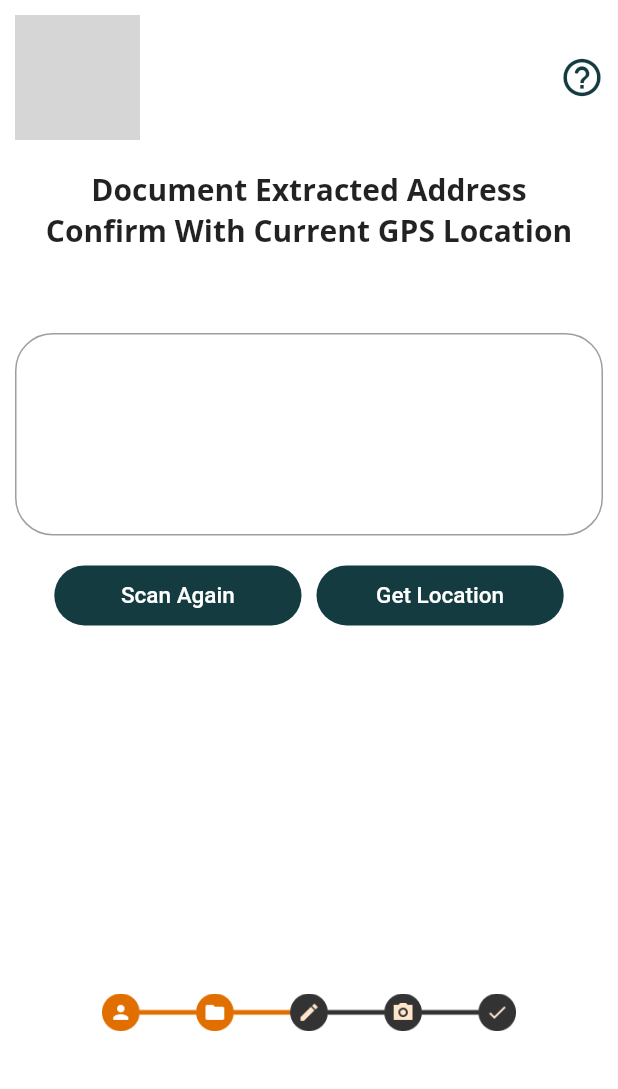
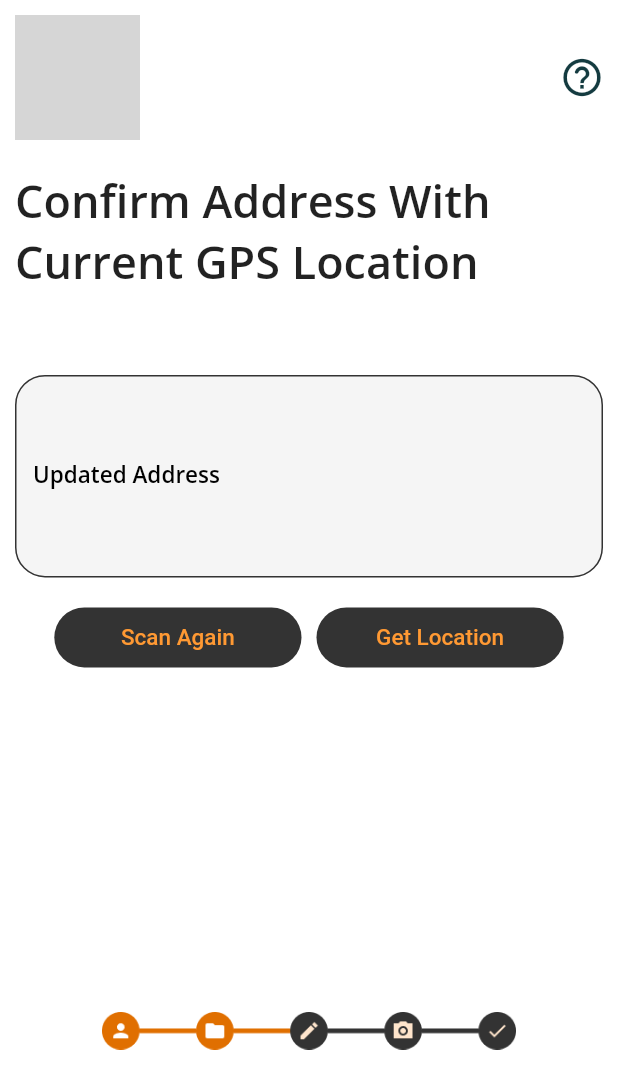
Before and after one commit to Aficionado45/Aadhaar_Address_Update, a Flutter app: the cnfrmAddress screen opened by its route, on a phone screen of 412 x 824 dp. Shown: the top 1089 px of the screen. Run offline on Flutter 3.47's test engine with Material 2 defaults, Android fonts, the phone set to English and light mode, and no system bars; our stand-ins replace cloud_firestore, firebase_core, firebase_storage, image_cropper, image_picker, local_auth and 3 more; missing offline and left inert: firebase_ml_vision, geocoder; accounts and stored records are empty; statements that could not run were skipped; project files that could hold a hidden picture were left out; grey boxes are pictures that could not be loaded.

Commit message:
Confirm Address done

```diff
--- a/lib/screens/confirm_address.dart
+++ b/lib/screens/confirm_address.dart
@@ -68,10 +68,15 @@ class _cnfrmAddressState extends State<cnfrmAddress> {
                 child: Column(
                   mainAxisAlignment: MainAxisAlignment.center,
                   children: [
-                    Text("Document Extracted Address", style: kHeaderStyle),
-                    Text(
-                      "Confirm With Current GPS Location",
-                      style: kHeaderStyle,
+                    Align(
+                      alignment: Alignment.centerLeft,
+                        child: Text(
+                            "Confirm Address With Current GPS Location",
+                          style: TextStyle(
+                              fontSize: 30,
+                              fontFamily: "Open Sans",
+                              fontWeight: FontWeight.w600),
+                        ),
                     ),
                     SizedBox(
                       height: MediaQuery.of(context).size.height / 15,
@@ -86,9 +91,22 @@ class _cnfrmAddressState extends State<cnfrmAddress> {
                         setState(() {});
                       },
                       decoration: new InputDecoration(
-                        border: new OutlineInputBorder(
-                          borderRadius: new BorderRadius.circular(25.0),
-                          borderSide: new BorderSide(),
+                        enabledBorder: OutlineInputBorder(
+                          borderSide: BorderSide(color: kButton),
+                          borderRadius: BorderRadius.all(Radius.circular(20.0)),
+                        ),
+                        focusedBorder: OutlineInputBorder(
+                          borderSide: BorderSide(color: kButtonText),
+                          borderRadius: BorderRadius.all(Radius.circular(20.0)),
+                        ),
+                        filled: true,
+                        focusColor: kButtonText,
+                        labelText: 'Updated Address',
+                        labelStyle: TextStyle(
+                          color: Colors.black,
+                          fontWeight: FontWeight.w600,
+                          fontFamily: 'Open Sans',
+                          fontSize: 15,
                         ),
                         //fillColor: Colors.green
                       ),
@@ -101,7 +119,7 @@ class _cnfrmAddressState extends State<cnfrmAddress> {
                       children: [
                         Container(
                           decoration: BoxDecoration(
-                            color: Color(0xFF143B40),
+                            color: kButton,
                             borderRadius: BorderRadius.all(Radius.circular(20)),
                           ),
                           alignment: FractionalOffset.center,
@@ -118,7 +136,7 @@ class _cnfrmAddressState extends State<cnfrmAddress> {
                             child: Text(
                               "Scan Again",
                               style: TextStyle(
-                                color: Colors.white,
+                                color: kButtonText,
                                 fontSize: 15,
                               ),
                             ),
@@ -130,7 +148,7 @@ class _cnfrmAddressState extends State<cnfrmAddress> {
                         if (state == AppState.free)
                           Container(
                             decoration: BoxDecoration(
-                              color: Color(0xFF143B40),
+                              color: kButton,
                               borderRadius:
                                   BorderRadius.all(Radius.circular(20)),
                             ),
@@ -146,7 +164,7 @@ class _cnfrmAddressState extends State<cnfrmAddress> {
                                     await getlocation(widget.address);
                                 print(_distanceinmeters);
                                 setState(() {
-                                  state = _distanceinmeters > 900
+                                  state = _distanceinmeters > 1000
                                       ? AppState.unsuccessful
                                       : AppState.comparedlocation;
                                   isAsync = false;
@@ -155,7 +173,7 @@ class _cnfrmAddressState extends State<cnfrmAddress> {
                               child: Text(
                                 "Get Location",
                                 style: TextStyle(
-                                  color: Colors.white,
+                                  color: kButtonText,
                                   fontSize: 15,
                                 ),
                               ),
@@ -202,19 +220,31 @@ class _cnfrmAddressState extends State<cnfrmAddress> {
                       Text(
                         "Discrepancy: $_distanceinmeters meters",
                         textAlign: TextAlign.center,
+                        style: TextStyle(
+                            color: Colors.red,
+                            fontFamily: 'Open Sans',
+                            fontWeight: FontWeight.bold),
                       ),
                     if (state == AppState.unsuccessful)
                       Text(
                         "The Distance between the address extracted from OCR and the address otained from GPS is more than 300 metres. Reset and scan again",
                         textAlign: TextAlign.center,
+                        style: TextStyle(
+                            color: Colors.red,
+                            fontFamily: 'Open Sans',
+                            fontWeight: FontWeight.bold),
                       ),
                     if (state == AppState.comparedlocation)
                       Text(
                         "Location verified using GPS. Now you can confirm the address and proceed",
                         textAlign: TextAlign.center,
+                        style: TextStyle(
+                            color: Colors.red,
+                            fontFamily: 'Open Sans',
+                            fontWeight: FontWeight.bold),
                       ),
                     SizedBox(
-                      height: MediaQuery.of(context).size.height / 3.5,
+                      height: MediaQuery.of(context).size.height / 3.75,
                     ),
                     Image(
                       image: AssetImage('images/Progress2.png'),
```
